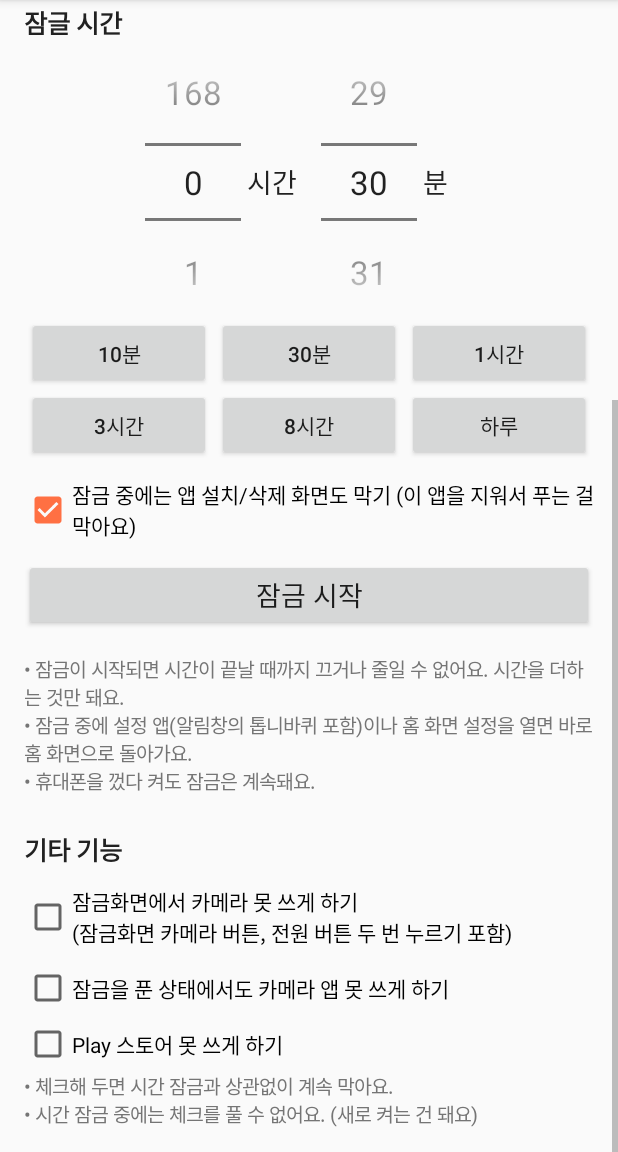
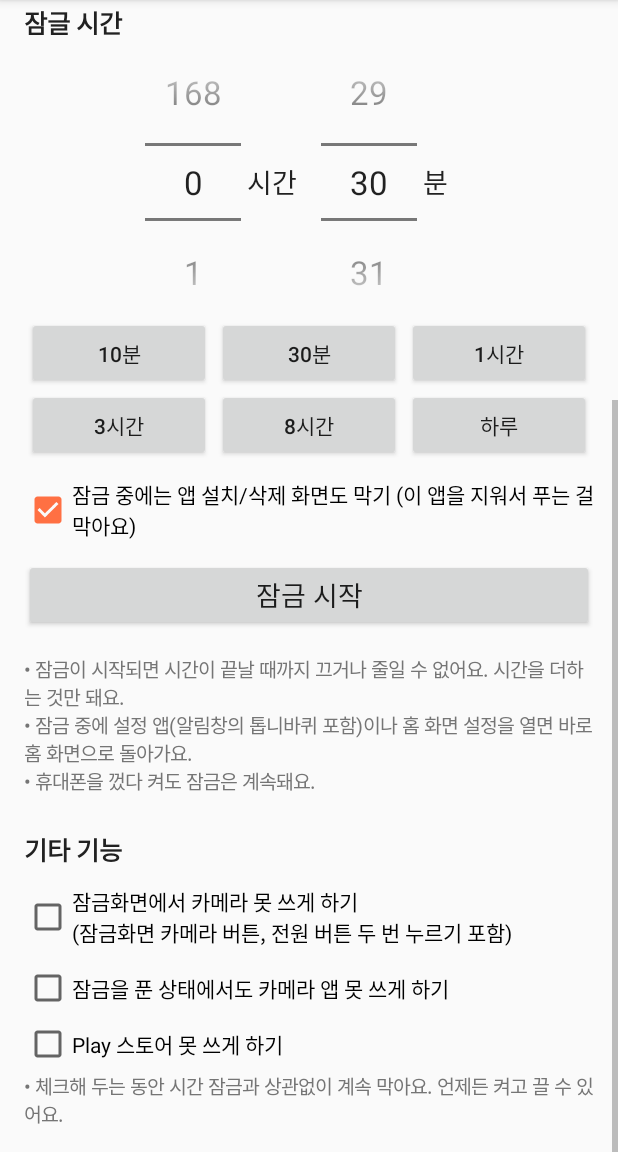
Before and after one commit to Joyong133/Stgv, an Android app: the screen it shows after launch (MainActivity), scrolled down 408 dp, on a phone screen of 412 x 824 dp, the part 84-1236 px from its top. Run offline under Robolectric (Android 15) with nearby library versions, the phone set to English and light mode, and no system bars.

```diff
--- a/settings-lock-android/app/build.gradle
+++ b/settings-lock-android/app/build.gradle
@@ -10,8 +10,8 @@ android {
         applicationId 'com.joyong.settingslock'
         minSdk 26
         targetSdk 34
-        versionCode 4
-        versionName '1.3'
+        versionCode 5
+        versionName '1.4'
     }
 
     buildTypes {
--- a/settings-lock-android/app/src/main/java/com/joyong/settingslock/MainActivity.java
+++ b/settings-lock-android/app/src/main/java/com/joyong/settingslock/MainActivity.java
@@ -197,8 +197,7 @@ public class MainActivity extends Activity {
 
         TextView extraNote = text(13, false);
         extraNote.setTextColor(Color.parseColor("#757575"));
-        extraNote.setText("• 체크해 두면 시간 잠금과 상관없이 계속 막아요.\n"
-                + "• 시간 잠금 중에는 체크를 풀 수 없어요. (새로 켜는 건 돼요)");
+        extraNote.setText("• 체크해 두는 동안 시간 잠금과 상관없이 계속 막아요. 언제든 켜고 끌 수 있어요.");
         root.addView(extraNote);
 
         ScrollView scroll = new ScrollView(this);
@@ -246,10 +245,6 @@ public class MainActivity extends Activity {
         blockUninstall.setEnabled(!locked);
         if (locked) blockUninstall.setChecked(LockState.blockUninstall(this));
         serviceCard.setVisibility(serviceOn ? View.GONE : View.VISIBLE);
-        // 시간 잠금 중에는 켜져 있는 기타 기능(카메라 · Play 스토어 막기)을 끌 수 없다.
-        cameraLockScreen.setEnabled(!(locked && cameraLockScreen.isChecked()));
-        cameraAlways.setEnabled(!(locked && cameraAlways.isChecked()));
-        playStore.setEnabled(!(locked && playStore.isChecked()));
     }
 
     private void onStartClicked() {
```
Also changed, not shown: 1 other file.
